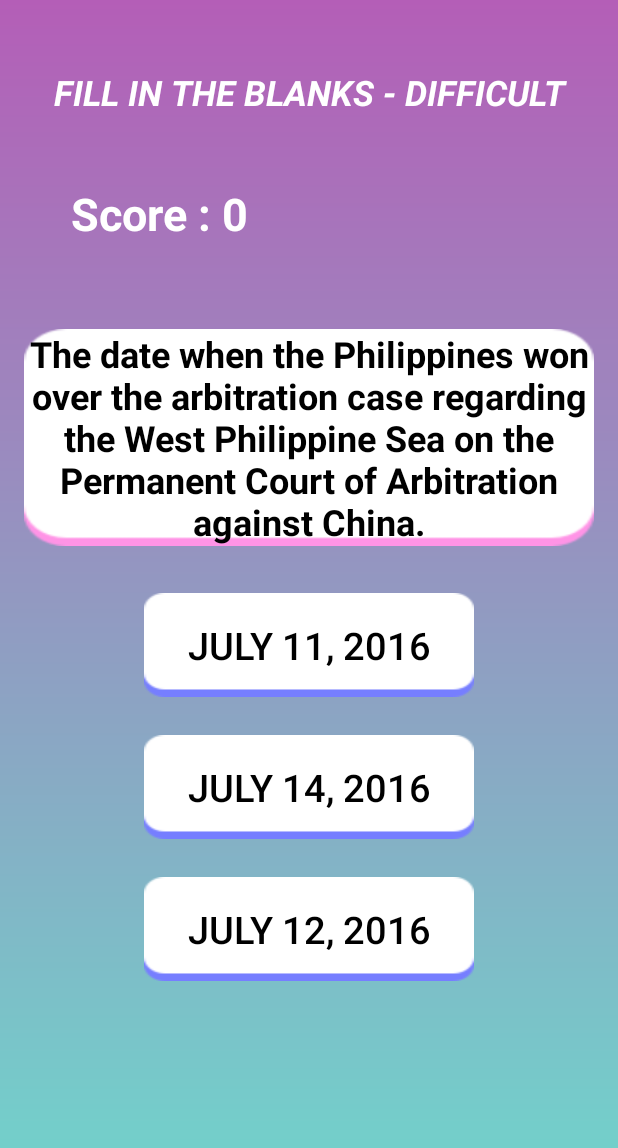
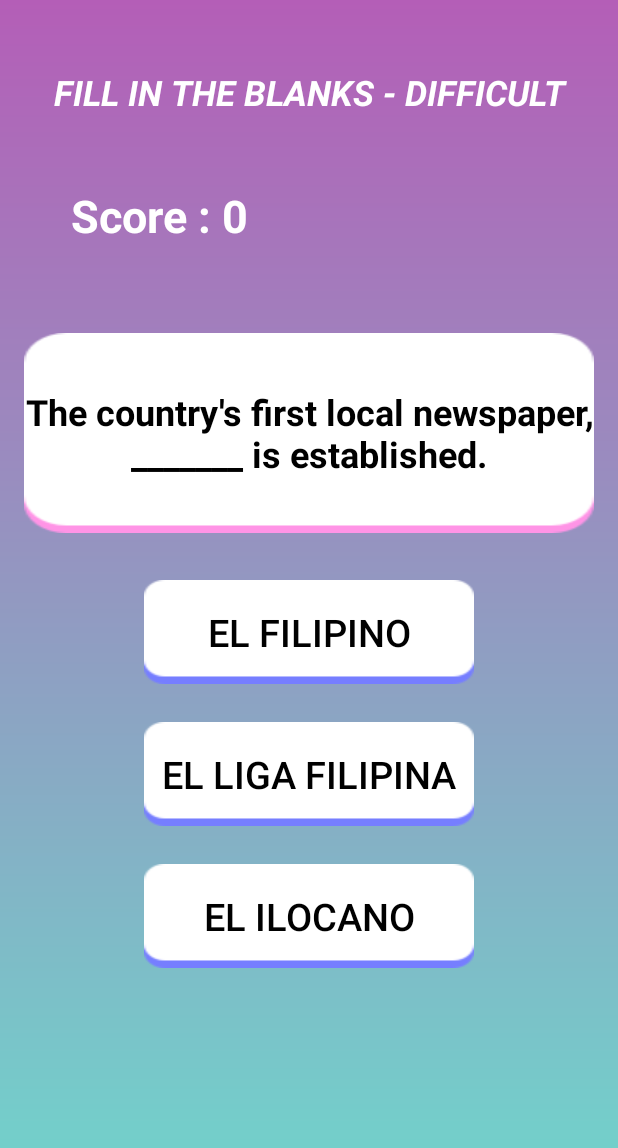
Before and after one commit to vincecasimiro/PhilippineHistoryQuizGame, an Android app: the QuestionActivityFITBDifficult screen opened directly, with no data from a screen before it, on a phone screen of 412 x 824 dp. Shown: the top 1148 px of the screen. Run offline under Robolectric (Android 15) with nearby library versions, the phone set to English and light mode, and no system bars.

Commit message:
Added questions to Fill in the Blanks - Average and Difficult, added another layout for the Fill in the Blanks - Difficult Activity

```diff
--- a/app/src/main/java/com/example/philippinehistoryquizgamefinal/QuizHelperFITBDifficult.java
+++ b/app/src/main/java/com/example/philippinehistoryquizgamefinal/QuizHelperFITBDifficult.java
@@ -39,8 +39,8 @@ public class QuizHelperFITBDifficult extends SQLiteOpenHelper {
 // db.close();
     }
     private void addQuestion() {
-        Question q1 = new Question("The date when the Philippines won over the arbitration case regarding the West Philippine Sea on the Permanent Court of Arbitration against China.", "July 11, 2016", "July 14, 2016", "July 12, 2016",
-                "July 12, 2016"); //Answer: C
+        Question q1 = new Question("The country's first local newspaper, _______ is established.", "El Filipino", "El Liga Filipina", "El Ilocano",
+                "El Ilocano"); //Answer: C
         this.addQuestion(q1);
         Question q2 = new Question("After the death of her husband Andres Bonifacio, Gregoria de Jesus was later married to whom?", "Julio Nakpil", "Felipe Calderon", "Francisco Trinidad",
                 "Julio Nakpil"); //Answer: A
--- a/app/src/main/res/layout/activity_fill_in_the_blanks_difficult.xml
+++ b/app/src/main/res/layout/activity_fill_in_the_blanks_difficult.xml
@@ -90,7 +90,7 @@
                     android:layout_marginTop="5dp"
                     android:gravity="center"
                     android:background="@drawable/bgquestion"
-                    android:text="________ secretly established the Katipunan in 1892."
+                    android:text="The country's first local newspaper, _______ is established."
                     android:textColor="#000000"
                     android:textSize="24sp"
                     android:textStyle="bold" />
@@ -113,7 +113,7 @@
                     android:layout_marginTop="30dp"
                     android:background="@drawable/bgpurple"
                     android:gravity="center"
-                    android:text="Emilio Jacinto"
+                    android:text="El Filipino"
                     android:textColor="#000000"
                     android:textSize="25sp" />
                 <Button
@@ -128,7 +128,7 @@
                     android:layout_marginTop="25dp"
                     android:background="@drawable/bgpurple"
                     android:gravity="center"
-                    android:text="Marcelo H. Del Pilar"
+                    android:text="El Liga Filipina"
                     android:textColor="#000000"
                     android:textSize="25sp" />
                 <Button
@@ -143,7 +143,7 @@
                     android:layout_marginTop="25dp"
                     android:background="@drawable/bgpurple"
                     android:gravity="center"
-                    android:text="Andres Bonifacio"
+                    android:text="El Ilocano"
                     android:textColor="#000000"
                     android:textSize="25sp" />
             </LinearLayout>
```
Also changed, not shown: app/src/main/java/com/example/philippinehistoryquizgamefinal/QuizHelperFITBAverage.java (+10 -15 lines).
